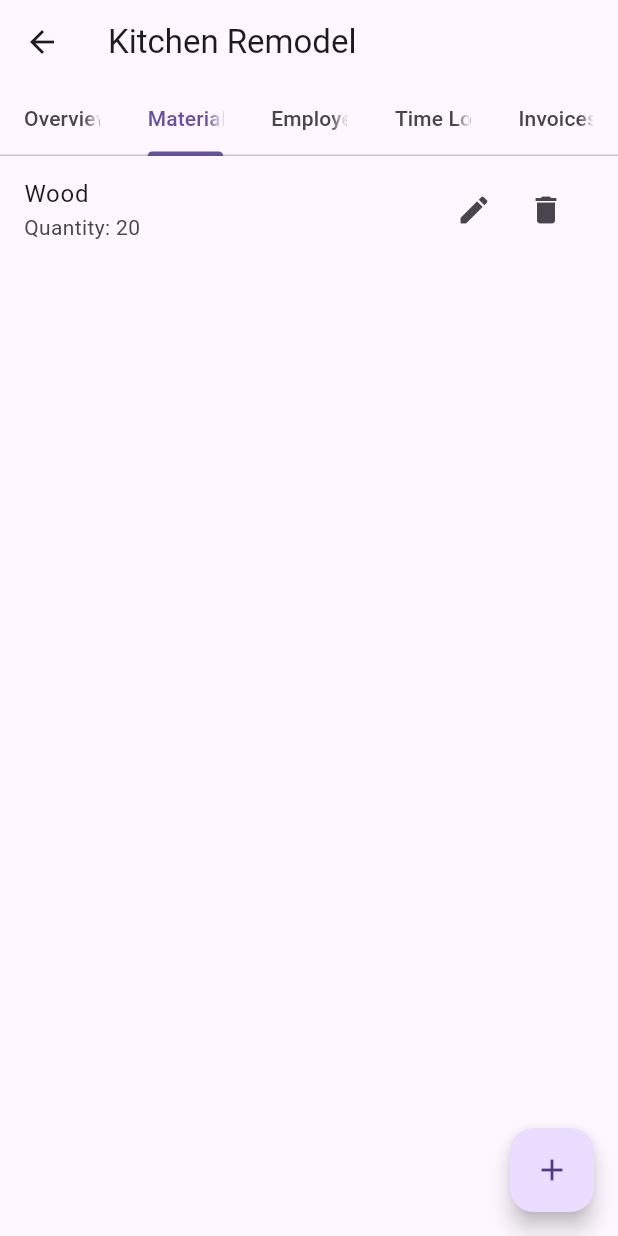
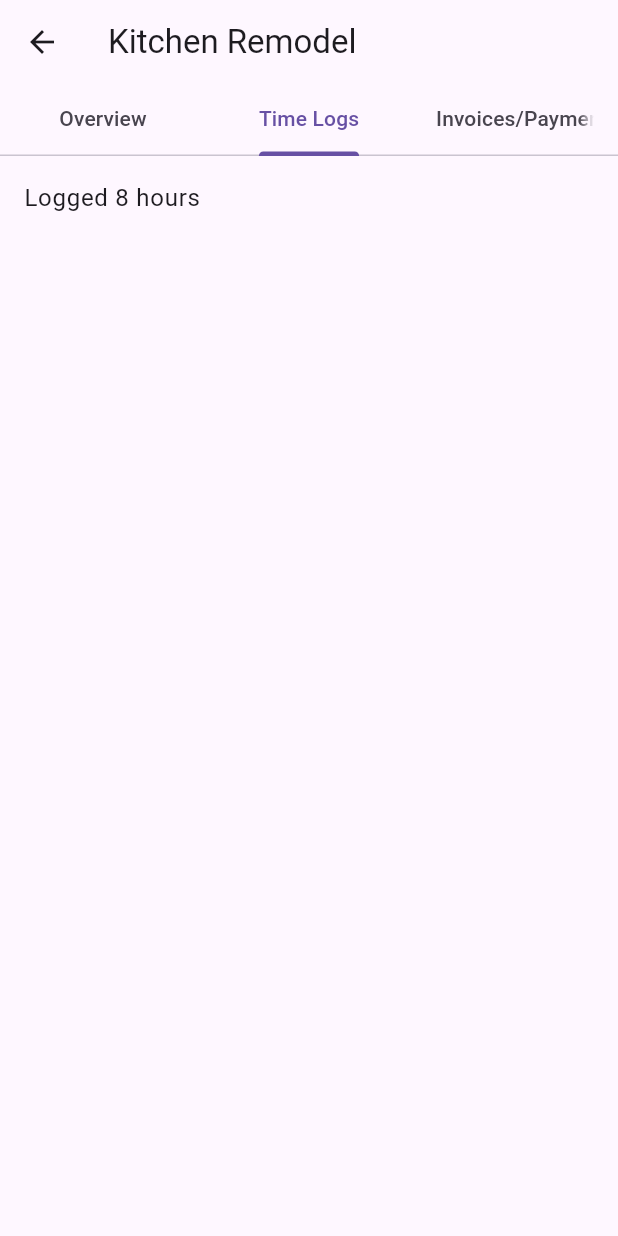
Before and after one commit to Pistote-Initative-Studio/Americas-Perfect-Home, a Flutter app: the JobDetailPage screen opened directly with sample values from the repository, tab 2 chosen, on a phone screen of 412 x 824 dp. Run offline on Flutter 3.47's test engine with Material 3 defaults, Android fonts, the phone set to English and light mode, and no system bars.

Commit message:
feat: show estimated vs actual materials and labor

```diff
--- a/lib/job_detail_page.dart
+++ b/lib/job_detail_page.dart
@@ -25,7 +25,7 @@ class _JobDetailPageState extends State<JobDetailPage>
   @override
   void initState() {
     super.initState();
-    _tabController = TabController(length: 5, vsync: this);
+    _tabController = TabController(length: 3, vsync: this);
     _tabController.addListener(() => setState(() {}));
   }
 
@@ -39,7 +39,9 @@ class _JobDetailPageState extends State<JobDetailPage>
     final nameController =
         TextEditingController(text: material != null ? material.name : '');
     final quantityController = TextEditingController(
-        text: material != null ? material.quantity.toString() : '');
+        text: material != null
+            ? material.estimatedQuantity.toString()
+            : '');
 
     showDialog(
       context: context,
@@ -67,10 +69,15 @@ class _JobDetailPageState extends State<JobDetailPage>
           ElevatedButton(
             onPressed: () {
               final name = nameController.text.trim();
-              final quantity = int.tryParse(quantityController.text.trim()) ?? 0;
+              final quantity =
+                  double.tryParse(quantityController.text.trim()) ?? 0;
               if (name.isNotEmpty && quantity > 0) {
                 setState(() {
-                  final item = MaterialItem(name: name, quantity: quantity);
+                  final item = MaterialItem(
+                    name: name,
+                    estimatedQuantity: quantity,
+                    actualQuantity: material?.actualQuantity ?? 0,
+                  );
                   if (material == null) {
                     widget.job.materials.add(item);
                   } else if (index != null) {
@@ -85,12 +92,6 @@ class _JobDetailPageState extends State<JobDetailPage>
         ],
       ),
     );
-  }
-
-  void _deleteMaterial(int index) {
-    setState(() {
-      widget.job.materials.removeAt(index);
-    });
   }
 
   void _requestMaterials() {
@@ -114,8 +115,6 @@ class _JobDetailPageState extends State<JobDetailPage>
           controller: _tabController,
           tabs: const [
             Tab(text: 'Overview'),
-            Tab(text: 'Materials'),
-            Tab(text: 'Employees'),
             Tab(text: 'Time Logs'),
             Tab(text: 'Invoices/Payments'),
           ],
@@ -125,8 +124,6 @@ class _JobDetailPageState extends State<JobDetailPage>
         controller: _tabController,
         children: [
           _overviewTab(),
-          _materialsTab(),
-          _listTab(widget.job.employees),
           _listTab(widget.job.timeLogs),
           _estimatesTab(),
         ],
@@ -137,7 +134,7 @@ class _JobDetailPageState extends State<JobDetailPage>
 
   Widget _overviewTab() {
     final job = widget.job;
-    return Padding(
+    return SingleChildScrollView(
       padding: const EdgeInsets.all(16.0),
       child: Column(
         crossAxisAlignment: CrossAxisAlignment.start,
@@ -146,37 +143,82 @@ class _JobDetailPageState extends State<JobDetailPage>
           Text('Status: ${job.status}'),
           Text('Current Cost: \$${job.currentCost.toStringAsFixed(2)}'),
           Text('Projected Cost: \$${job.projectedCost.toStringAsFixed(2)}'),
+          const SizedBox(height: 16),
+          if (job.materials.isNotEmpty) ...[
+            const Text('Materials',
+                style: TextStyle(fontWeight: FontWeight.bold)),
+            DataTable(
+              columns: const [
+                DataColumn(label: Text('Material')),
+                DataColumn(label: Text('Estimated')),
+                DataColumn(label: Text('Actual')),
+              ],
+              rows: job.materials
+                  .map(
+                    (m) => DataRow(
+                      cells: [
+                        DataCell(Text(m.name)),
+                        DataCell(Text(m.estimatedQuantity.toString())),
+                        DataCell(
+                          SizedBox(
+                            width: 80,
+                            child: TextFormField(
+                              initialValue: m.actualQuantity.toString(),
+                              keyboardType: TextInputType.number,
+                              onChanged: (val) {
+                                setState(() {
+                                  m.actualQuantity =
+                                      double.tryParse(val) ?? 0;
+                                });
+                              },
+                            ),
+                          ),
+                        ),
+                      ],
+                    ),
+                  )
+                  .toList(),
+            ),
+            const SizedBox(height: 16),
+          ],
+          if (job.employees.isNotEmpty) ...[
+            const Text('Employees',
+                style: TextStyle(fontWeight: FontWeight.bold)),
+            DataTable(
+              columns: const [
+                DataColumn(label: Text('Role/Employee')),
+                DataColumn(label: Text('Estimated Hours')),
+                DataColumn(label: Text('Actual Hours')),
+              ],
+              rows: job.employees
+                  .map(
+                    (e) => DataRow(
+                      cells: [
+                        DataCell(Text(e.role)),
+                        DataCell(Text(e.estimatedHours.toString())),
+                        DataCell(
+                          SizedBox(
+                            width: 80,
+                            child: TextFormField(
+                              initialValue: e.actualHours.toString(),
+                              keyboardType: TextInputType.number,
+                              onChanged: (val) {
+                                setState(() {
+                                  e.actualHours =
+                                      double.tryParse(val) ?? 0;
+                                });
+                              },
+                            ),
+                          ),
+                        ),
+                      ],
+                    ),
+                  )
+                  .toList(),
+            ),
+          ],
         ],
       ),
-    );
-  }
-
-  Widget _materialsTab() {
-    return ListView.builder(
-      itemCount: widget.job.materials.length,
-      itemBuilder: (context, index) {
-        final material = widget.job.materials[index];
-        return ListTile(
-          title: Text(material.name),
-          subtitle: Text('Quantity: ${material.quantity}'),
-          trailing: widget.isAdmin
-              ? Row(
-                  mainAxisSize: MainAxisSize.min,
-                  children: [
-                    IconButton(
-                      icon: const Icon(Icons.edit),
-                      onPressed: () =>
-                          _addOrEditMaterial(material: material, index: index),
-                    ),
-                    IconButton(
-                      icon: const Icon(Icons.delete),
-                      onPressed: () => _deleteMaterial(index),
-                    ),
-                  ],
-                )
-              : null,
-        );
-      },
     );
   }
 
@@ -214,7 +256,7 @@ class _JobDetailPageState extends State<JobDetailPage>
   }
 
   FloatingActionButton? _buildFab() {
-    if (_tabController.index == 1) {
+    if (_tabController.index == 0) {
       return widget.isAdmin
           ? FloatingActionButton(
               onPressed: () => _addOrEditMaterial(),
--- a/lib/models.dart
+++ b/lib/models.dart
@@ -32,7 +32,7 @@ class Job {
   double projectedCost;
   String status;
   List<MaterialItem> materials;
-  List<String> employees;
+  List<LaborItem> employees;
   List<String> timeLogs;
   List<Estimate> estimates;
 
@@ -120,7 +120,10 @@ final List<Job> mockJobs = [
     projectedCost: 12000,
     status: 'In Progress',
     materials: [MaterialItem(name: 'Wood', quantity: 20)],
-    employees: ['Alice', 'Bob'],
+    employees: [
+      LaborItem(role: 'Alice', estimatedHours: 40),
+      LaborItem(role: 'Bob', estimatedHours: 35),
+    ],
     timeLogs: ['Logged 8 hours'],
     estimates: [mockEstimates[0]],
   ),
@@ -132,7 +135,7 @@ final List<Job> mockJobs = [
     projectedCost: 8000,
     status: 'Not Started',
     materials: [MaterialItem(name: 'Tiles', quantity: 100)],
-    employees: ['Charlie'],
+    employees: [LaborItem(role: 'Charlie', estimatedHours: 20)],
     timeLogs: [],
     estimates: [mockEstimates[1]],
   ),
--- a/lib/models/labor_item.dart
+++ b/lib/models/labor_item.dart
@@ -1,11 +1,17 @@
 class LaborItem {
   final String role;
-  final double hours;
+  final double estimatedHours;
+  double actualHours;
   final String? employeeId;
 
   LaborItem({
     required this.role,
-    required this.hours,
+    double? estimatedHours,
+    this.actualHours = 0,
+    double? hours,
     this.employeeId,
-  });
+  }) : estimatedHours = estimatedHours ?? hours ?? 0;
+
+  /// Backwards compatible getter for older code using `hours`.
+  double get hours => estimatedHours;
 }
--- a/lib/models/material_item.dart
+++ b/lib/models/material_item.dart
@@ -1,6 +1,15 @@
 class MaterialItem {
-  String name;
-  int quantity;
+  final String name;
+  final double estimatedQuantity;
+  double actualQuantity;
 
-  MaterialItem({required this.name, required this.quantity});
+  MaterialItem({
+    required this.name,
+    double? estimatedQuantity,
+    this.actualQuantity = 0,
+    int? quantity,
+  }) : estimatedQuantity = estimatedQuantity ?? quantity?.toDouble() ?? 0;
+
+  /// Backwards compatible getter for older code using `quantity`.
+  int get quantity => estimatedQuantity.toInt();
 }
```
